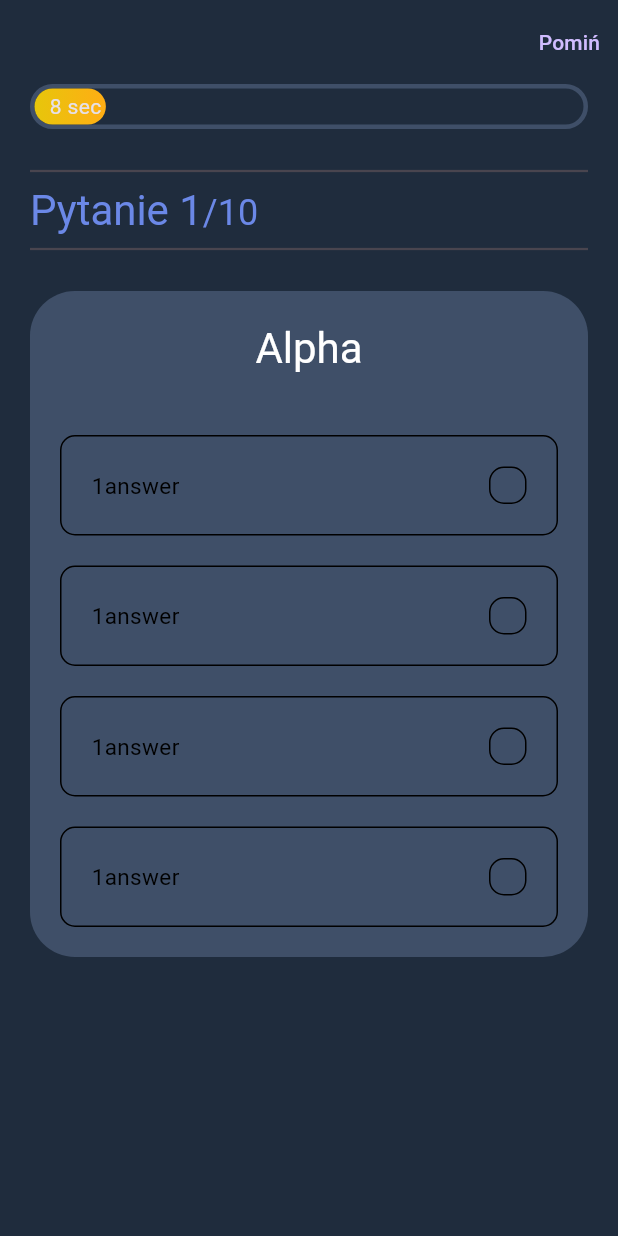
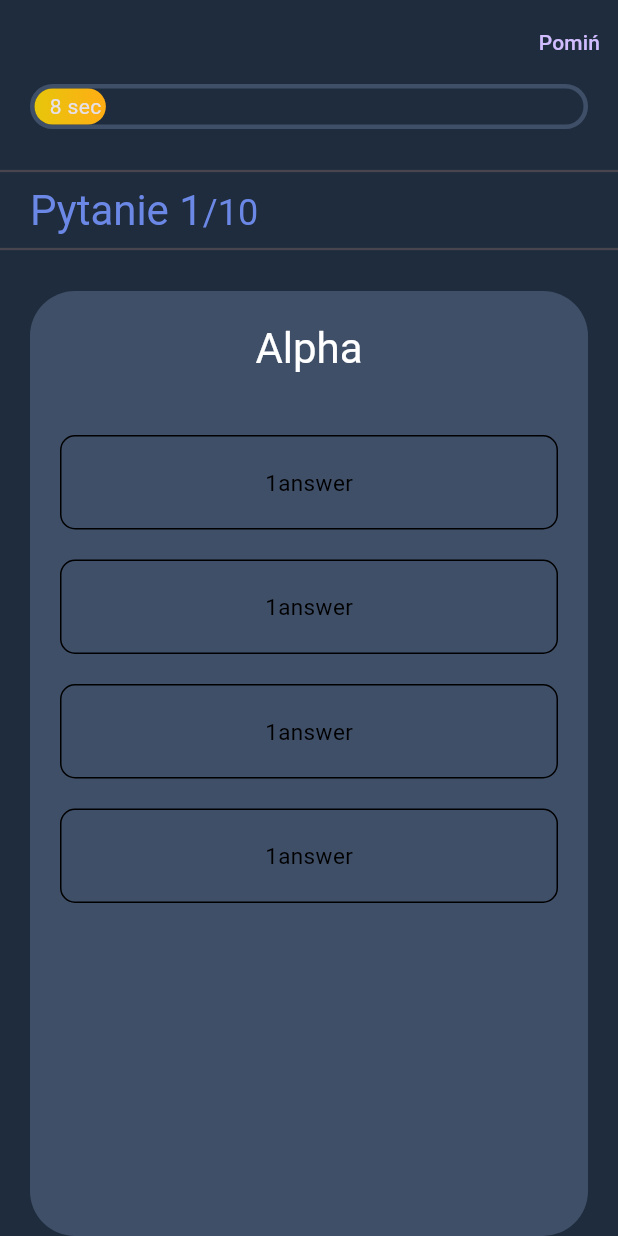
Before and after one commit to nmikolaj/signal_flags_app, a Flutter app: the screen it shows after launch, on a phone screen of 412 x 824 dp. Run offline on Flutter 3.47's test engine with Material 3 defaults, Android fonts, the phone set to English and light mode, and no system bars; our stand-ins replace get, websafe_svg.

Commit message:
expanded widget

```diff
--- a/lib/display/quiz/components/answer.dart
+++ b/lib/display/quiz/components/answer.dart
@@ -16,19 +16,11 @@ class Answer extends StatelessWidget {
         borderRadius: BorderRadius.circular(10),
       ),
       child: Row(
-        mainAxisAlignment: MainAxisAlignment.spaceBetween,
+        mainAxisAlignment: MainAxisAlignment.center,
         children: [
           Text(
             "1answer",
             style: TextStyle(color: kBlackColor, fontSize: 15),
-          ),
-          Container(
-            height: 25,
-            width: 25,
-            decoration: BoxDecoration(
-              borderRadius: BorderRadius.circular(10),
-              border: Border.all(color: kBlackColor),
-            ),
           ),
         ],
       ),
--- a/lib/display/quiz/components/body.dart
+++ b/lib/display/quiz/components/body.dart
@@ -18,15 +18,18 @@ class Body extends StatelessWidget {
         color: Color.fromARGB(255, 31, 44, 61),
       ),
       SafeArea(
-        child: Padding(
-          padding: const EdgeInsets.symmetric(horizontal: kDefaultPadding),
         child: Column(
           crossAxisAlignment: CrossAxisAlignment.start,
           children: [
-              ProgressBar(),
+            Padding(
+              padding: const EdgeInsets.symmetric(horizontal: kDefaultPadding),
+              child: ProgressBar(),
+            ),
             SizedBox(height: kDefaultPadding),
             Divider(thickness: 1.5),
-              Text.rich(
+            Padding(
+              padding: const EdgeInsets.symmetric(horizontal: kDefaultPadding),
+              child: Text.rich(
                 TextSpan(
                   text: "Pytanie 1",
                   style: Theme.of(context)
@@ -44,11 +47,15 @@ class Body extends StatelessWidget {
                   ],
                 ),
               ),
+            ),
             Divider(thickness: 1.5),
             SizedBox(height: kDefaultPadding),
-              QuestionCard(),
+            Expanded(
+              child: PageView.builder(
+                itemBuilder: (context, index) => QuestionCard(),
+              ),
+            ),
           ],
-          ),
         ),
       )
     ]);
--- a/lib/display/quiz/components/question_card.dart
+++ b/lib/display/quiz/components/question_card.dart
@@ -11,6 +11,7 @@ class QuestionCard extends StatelessWidget {
   @override
   Widget build(BuildContext context) {
     return Container(
+      margin: EdgeInsets.symmetric(horizontal: kDefaultPadding),
       padding: EdgeInsets.all(kDefaultPadding),
       decoration: BoxDecoration(
         color: kBorderColor,
```
Lines whose indentation alone changed are shown as unchanged.
